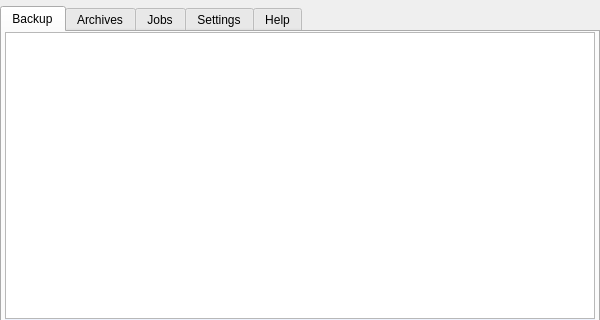
This is forms/mainwindow.ui in Tarsnap/tarsnap-gui as Qt 5 draws it before an edit; both pictures show x 0 to 600 and y 0 to 320 of the 600 by 600 pixel window. The edited form follows.
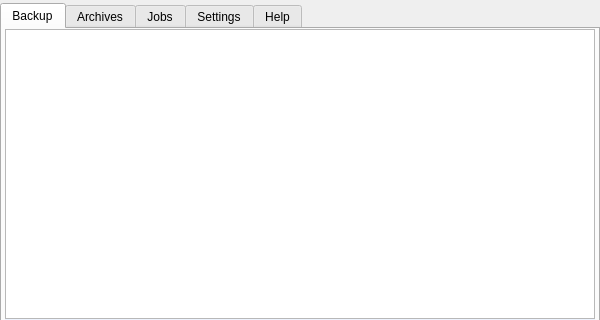
This is the edited form. Icons and pictures are not drawn. Custom widgets are drawn as their Qt base class.

Commit message:
Drop top margin to 3px.
Issue #46.

What changed in the file:
```diff
--- a/forms/mainwindow.ui
+++ b/forms/mainwindow.ui
@@ -28,7 +28,7 @@
     <number>0</number>
    </property>
    <property name="topMargin">
-    <number>6</number>
+    <number>3</number>
    </property>
    <property name="rightMargin">
     <number>0</number>
```
